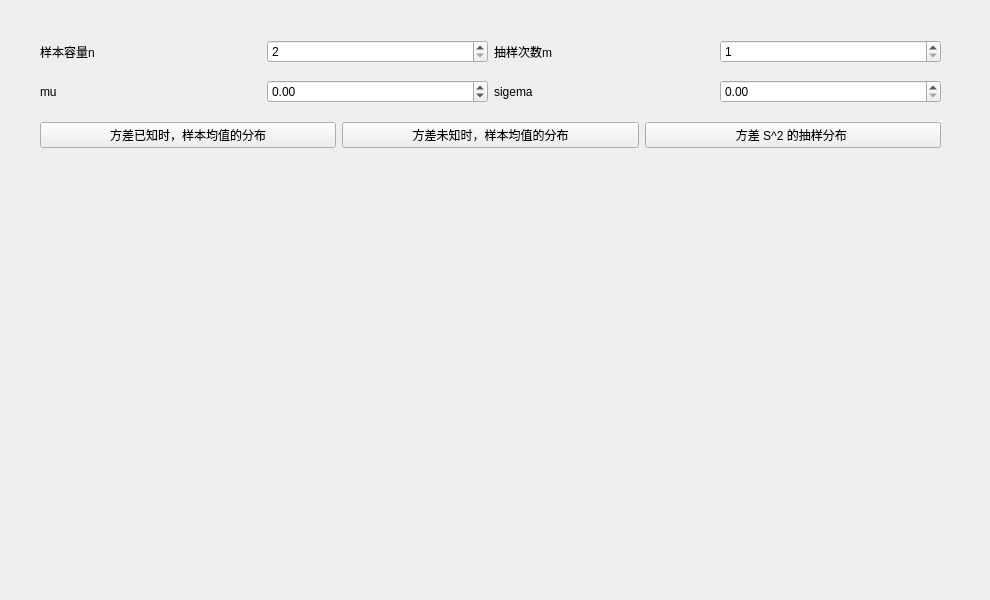
Qt form Sd_SingleNormal.ui (chenxindaaa/MathematicalStatistics) before a commit.
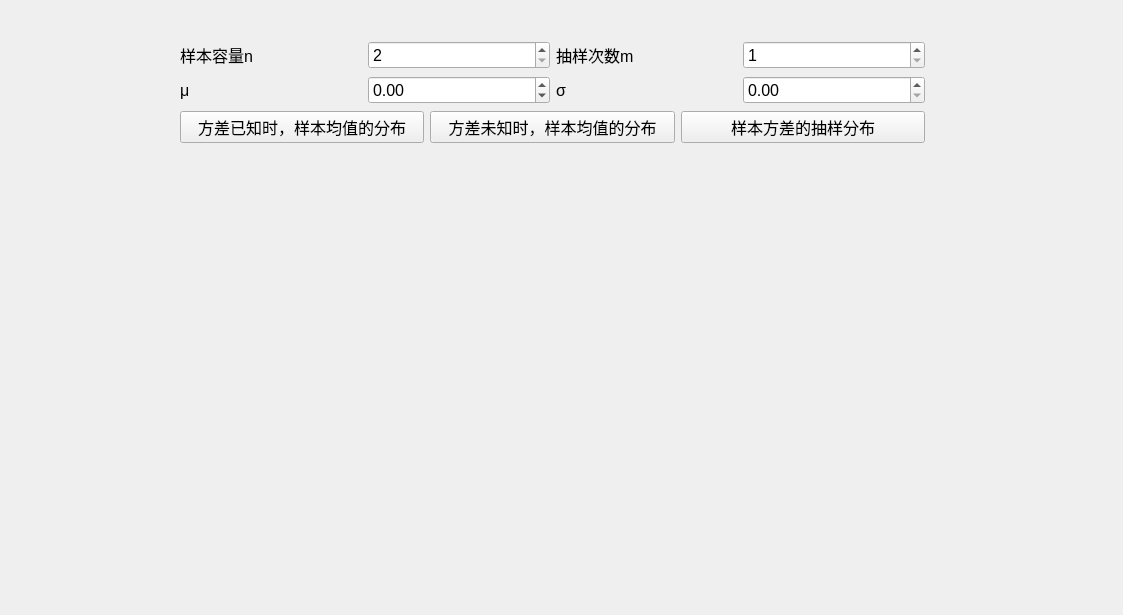
The same form after that commit. Custom widgets are drawn as their Qt base class.

```diff
--- a/Sd_SingleNormal.ui
+++ b/Sd_SingleNormal.ui
@@ -6,65 +6,39 @@
    <rect>
     <x>0</x>
     <y>0</y>
-    <width>990</width>
-    <height>600</height>
+    <width>1123</width>
+    <height>615</height>
    </rect>
   </property>
+  <property name="font">
+   <font>
+    <pointsize>12</pointsize>
+   </font>
+  </property>
   <property name="windowTitle">
    <string>单个正态总体抽样分布</string>
   </property>
   <widget class="Plot" name="widget" native="true">
    <property name="geometry">
     <rect>
-     <x>40</x>
+     <x>110</x>
      <y>180</y>
      <width>901</width>
      <height>391</height>
     </rect>
    </property>
   </widget>
-  <widget class="QWidget" name="layoutWidget">
+  <widget class="QWidget" name="">
    <property name="geometry">
     <rect>
-     <x>40</x>
-     <y>120</y>
-     <width>901</width>
-     <height>30</height>
-    </rect>
-   </property>
-   <layout class="QHBoxLayout" name="horizontalLayout">
-    <item>
-     <widget class="QPushButton" name="pushButton">
-      <property name="text">
-       <string>方差已知时，样本均值的分布</string>
-      </property>
-     </widget>
-    </item>
-    <item>
-     <widget class="QPushButton" name="pushButton_2">
-      <property name="text">
-       <string>方差未知时，样本均值的分布</string>
-      </property>
-     </widget>
-    </item>
-    <item>
-     <widget class="QPushButton" name="pushButton_3">
-      <property name="text">
-       <string>方差 S^2 的抽样分布 </string>
-      </property>
-     </widget>
-    </item>
-   </layout>
-  </widget>
-  <widget class="QWidget" name="layoutWidget">
-   <property name="geometry">
-    <rect>
-     <x>40</x>
+     <x>180</x>
      <y>40</y>
-     <width>901</width>
-     <height>23</height>
+     <width>745</width>
+     <height>105</height>
     </rect>
    </property>
+   <layout class="QGridLayout" name="gridLayout">
+    <item row="0" column="0">
    <layout class="QHBoxLayout" name="horizontalLayout_2">
     <item>
      <widget class="QLabel" name="label">
@@ -101,21 +75,13 @@
      </widget>
     </item>
    </layout>
-  </widget>
-  <widget class="QWidget" name="layoutWidget_2">
-   <property name="geometry">
-    <rect>
-     <x>40</x>
-     <y>80</y>
-     <width>901</width>
-     <height>23</height>
-    </rect>
-   </property>
+    </item>
+    <item row="1" column="0">
    <layout class="QHBoxLayout" name="horizontalLayout_3">
     <item>
      <widget class="QLabel" name="label_3">
       <property name="text">
-       <string>mu</string>
+         <string>μ</string>
       </property>
      </widget>
     </item>
@@ -132,7 +98,7 @@
     <item>
      <widget class="QLabel" name="label_4">
       <property name="text">
-       <string>sigema</string>
+         <string>σ</string>
       </property>
      </widget>
     </item>
@@ -147,6 +113,33 @@
      </widget>
     </item>
    </layout>
+    </item>
+    <item row="2" column="0">
+     <layout class="QHBoxLayout" name="horizontalLayout">
+      <item>
+       <widget class="QPushButton" name="pushButton">
+        <property name="text">
+         <string>方差已知时，样本均值的分布</string>
+        </property>
+       </widget>
+      </item>
+      <item>
+       <widget class="QPushButton" name="pushButton_2">
+        <property name="text">
+         <string>方差未知时，样本均值的分布</string>
+        </property>
+       </widget>
+      </item>
+      <item>
+       <widget class="QPushButton" name="pushButton_3">
+        <property name="text">
+         <string>样本方差的抽样分布</string>
+        </property>
+       </widget>
+      </item>
+     </layout>
+    </item>
+   </layout>
   </widget>
  </widget>
  <customwidgets>
```
Left out of the diff: 2 changed lines with no effect on the pictures. Lines whose indentation alone changed are shown as unchanged.
